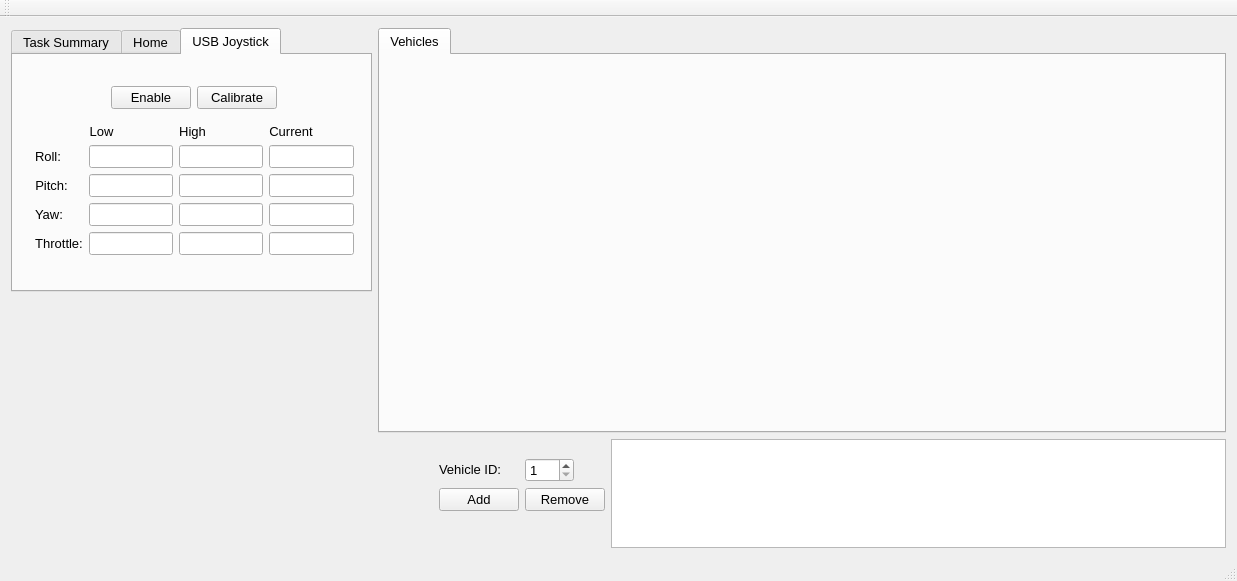
Before: the Qt Designer form ProjectSource/SwarmGUI/swarmcontroller_gui.ui in majorpr13/SwarmingVehicles, drawn with Qt 5.
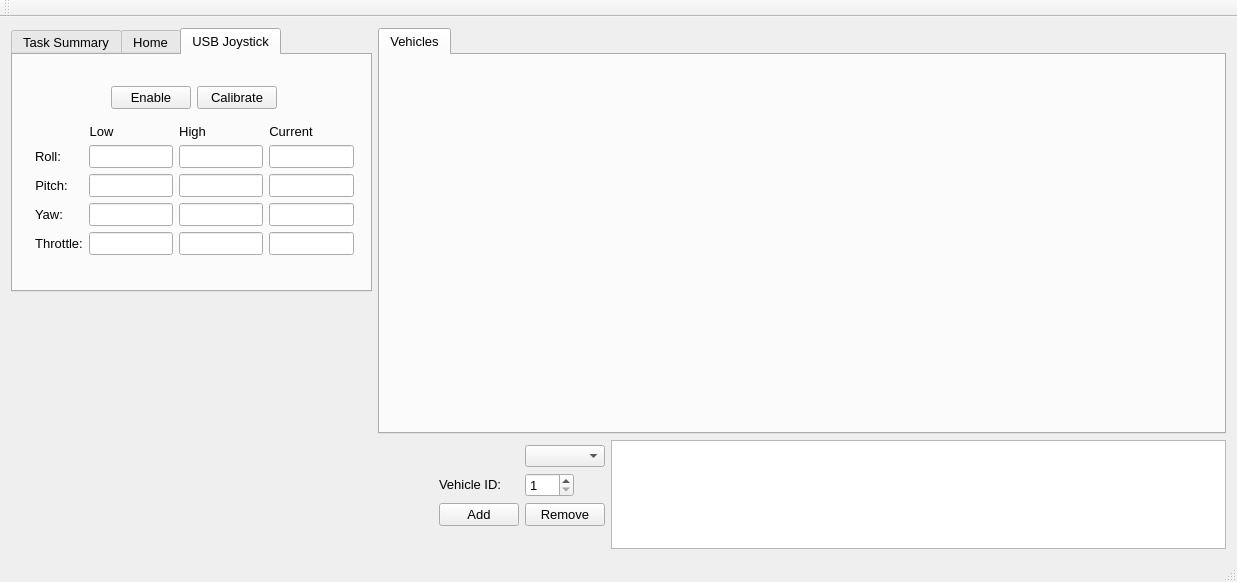
After: the same form once the commit is applied. Custom widgets are drawn as their Qt base class.

Commit message: Change to listen for vehicles on network and then those are the ones available for manipulation.

What changed in the file:
```diff
--- a/ProjectSource/SwarmGUI/swarmcontroller_gui.ui
+++ b/ProjectSource/SwarmGUI/swarmcontroller_gui.ui
@@ -7,7 +7,7 @@
     <x>0</x>
     <y>0</y>
     <width>1237</width>
-    <height>581</height>
+    <height>582</height>
    </rect>
   </property>
   <property name="windowTitle">
@@ -856,8 +856,8 @@
        <layout class="QVBoxLayout" name="verticalLayout_2">
         <item>
          <layout class="QGridLayout" name="gridLayout_3">
-          <item row="0" column="0">
-           <widget class="QLabel" name="IDLabel">
+          <item row="2" column="1">
+           <widget class="QPushButton" name="removeVehicleID">
             <property name="sizePolicy">
              <sizepolicy hsizetype="Fixed" vsizetype="Fixed">
               <horstretch>0</horstretch>
@@ -870,11 +870,14 @@
              </font>
             </property>
             <property name="text">
-             <string>Vehicle ID:</string>
+             <string>Remove</string>
             </property>
            </widget>
           </item>
           <item row="0" column="1">
+           <widget class="QComboBox" name="comboBox_VehicleID"/>
+          </item>
+          <item row="1" column="1">
            <widget class="QSpinBox" name="spinBoxVehicleID">
             <property name="sizePolicy">
              <sizepolicy hsizetype="Fixed" vsizetype="Fixed">
@@ -895,7 +898,7 @@
             </property>
            </widget>
           </item>
-          <item row="1" column="0">
+          <item row="2" column="0">
            <widget class="QPushButton" name="addVehicleID">
             <property name="sizePolicy">
              <sizepolicy hsizetype="Fixed" vsizetype="Fixed">
@@ -913,8 +916,8 @@
             </property>
            </widget>
           </item>
-          <item row="1" column="1">
-           <widget class="QPushButton" name="removeVehicleID">
+          <item row="1" column="0">
+           <widget class="QLabel" name="IDLabel">
             <property name="sizePolicy">
              <sizepolicy hsizetype="Fixed" vsizetype="Fixed">
               <horstretch>0</horstretch>
@@ -927,7 +930,7 @@
              </font>
             </property>
             <property name="text">
-             <string>Remove</string>
+             <string>Vehicle ID:</string>
             </property>
            </widget>
           </item>
```
Left out of the diff: 60 changed lines with no effect on the pictures. The commit also changes 2 other files.
